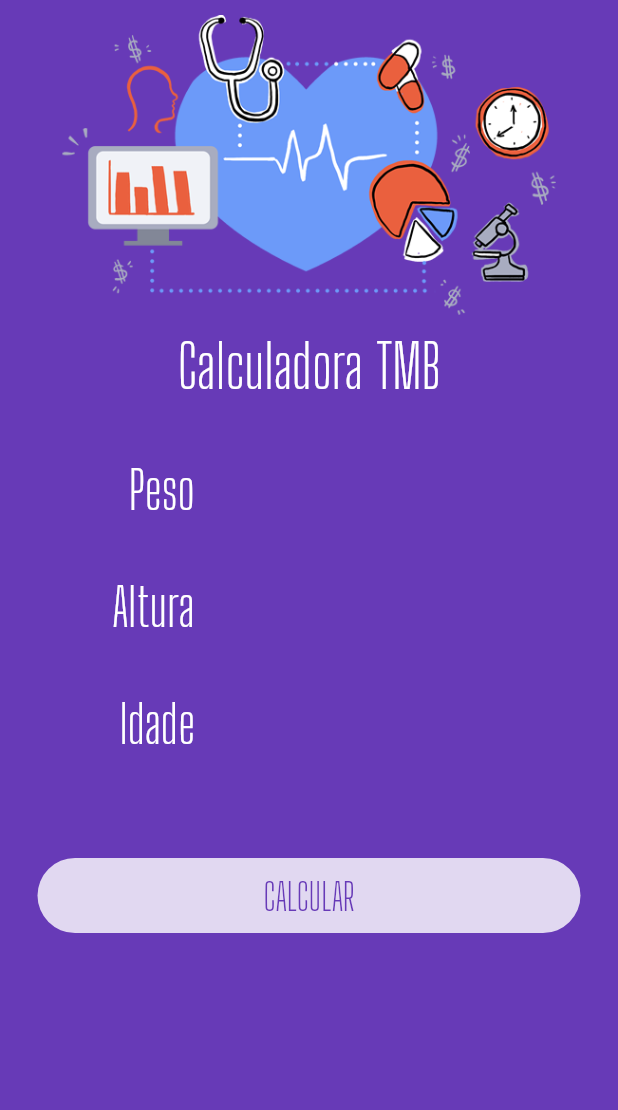
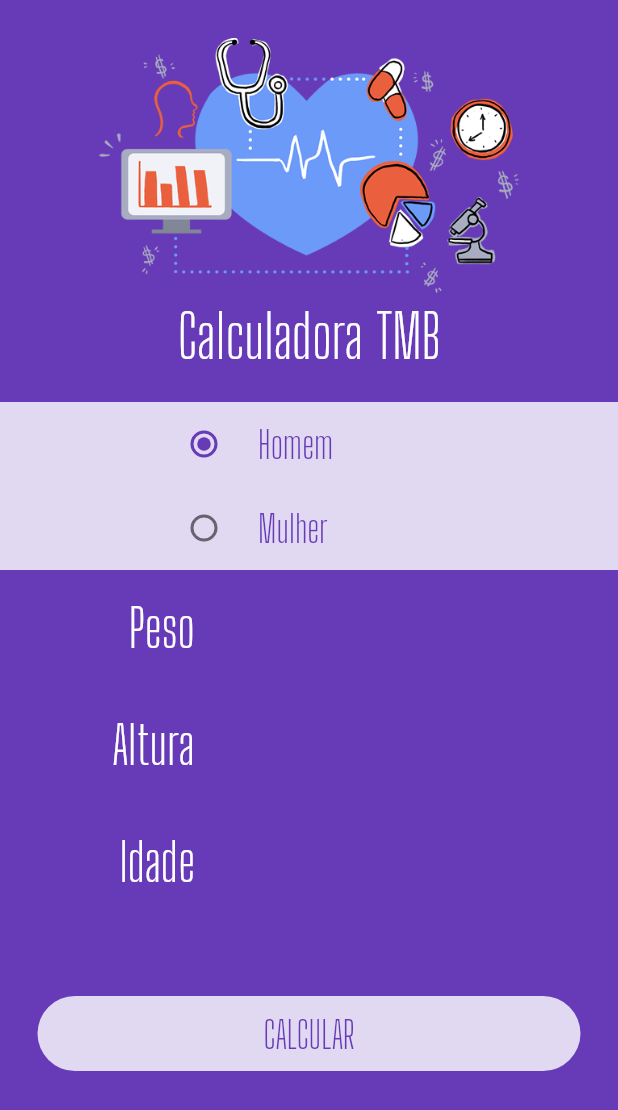
Before and after one commit to tabatasaantos/App_TMBCalc, a Flutter app: the screen it shows after launch, on a phone screen of 412 x 824 dp. Shown: the top 1110 px of the screen. Run offline on Flutter 3.47's test engine with Material 2 defaults, Android fonts, the phone set to English and light mode, and no system bars; our stand-ins replace flutter_masked_text.

Commit message:
Button Radio para diferenciar o calculo para homem e mulher e loading antes de mostrar o resultado adicionados.

```diff
--- a/lib/pages/home.page.dart
+++ b/lib/pages/home.page.dart
@@ -2,7 +2,8 @@ import 'package:app_tmbcalc/widgets/logo.widget.dart';
 import 'package:app_tmbcalc/widgets/submit-form.dart';
 import 'package:app_tmbcalc/widgets/success.widget.dart';
 import 'package:flutter/material.dart';
-import 'package:flutter_masked_text/flutter_masked_text.dart';
+
+enum EGenero { homem, mulher }
 
 class HomePage extends StatefulWidget {
   @override
@@ -10,14 +11,16 @@ class HomePage extends StatefulWidget {
 }
 
 class _HomePageState extends State<HomePage> {
+  EGenero _genero = EGenero.homem;
+  double resultado;
   Color _color = Colors.deepPurple;
   String result = "";
   var _alturaController = new TextEditingController();
   var _pesoController = new TextEditingController();
   var _idadeController = new TextEditingController();
-  var _busy = true;
+  var _busy = false;
   var _completed = false;
-  var _resultText = "Seu TMB";
+  var _resultText = "";
 
   @override
   Widget build(BuildContext context) {
@@ -29,17 +32,58 @@ class _HomePageState extends State<HomePage> {
           child: ListView(
             children: <Widget>[
               Logo(),
+              Container(
+                color: Colors.white.withOpacity(0.8),
+                child: Column(
+                  children: <Widget>[
+                    Container(
+                      margin: EdgeInsets.only(left: 100),
+                      child: RadioListTile<EGenero>(
+                        title: const Text('Homem',
+                            style: TextStyle(
+                                color: Colors.deepPurple,
+                                fontSize: 25,
+                                fontFamily: "Big Shoulders Display")),
+                        value: EGenero.homem,
+                        groupValue: _genero,
+                        onChanged: (EGenero value) {
+                          setState(() {
+                            _genero = value;
+                          });
+                        },
+                      ),
+                    ),
+                    Container(
+                      margin: EdgeInsets.only(left: 100),
+                      child: RadioListTile<EGenero>(
+                        title: const Text('Mulher',
+                            style: TextStyle(
+                                color: Colors.deepPurple,
+                                fontSize: 25,
+                                fontFamily: "Big Shoulders Display")),
+                        value: EGenero.mulher,
+                        groupValue: _genero,
+                        onChanged: (EGenero value) {
+                          setState(() {
+                            _genero = value;
+                          });
+                        },
+                      ),
+                    ),
+                  ],
+                ),
+              ),
               _completed
                   ? Success(
                       result: _resultText,
                       reset: reset,
                     )
                   : SubmitForm(
-                      submitFunc: calcular,
-                      busy: _busy,
                       alturaController: _alturaController,
                       idadeController: _idadeController,
                       pesoController: _pesoController,
+                      submitFunc: calcular,
+                      busy: _busy,
                     ),
             ],
           ),
@@ -47,10 +91,15 @@ class _HomePageState extends State<HomePage> {
   }
 
   Future calcular() {
+    // print(_sexo);
     double altura = double.tryParse(_alturaController.text);
     double peso = double.tryParse(_pesoController.text);
     int idade = int.tryParse(_idadeController.text);
-    double resultado = 66 + (13.8 * peso) + (5 * altura) - (6.8 * idade);
+    if (_genero.index == 0) {
+      resultado = 66 + (13.8 * peso) + (5 * altura) - (6.8 * idade);
+    } else if (_genero.index == 1) {
+      resultado = 655 + (9.6 * peso) + (1.8 * altura) - (4.7 * idade);
+    }
 
     setState(() {
       _color = Colors.deepPurpleAccent;
--- a/lib/widgets/input.widget.dart
+++ b/lib/widgets/input.widget.dart
@@ -30,6 +30,7 @@ class Input extends StatelessWidget {
           child: TextFormField(
             keyboardType: TextInputType.number,
             controller: ctrl,
+            cursorColor: Colors.cyan,
             style: TextStyle(
               color: Colors.white,
               fontSize: 45,
--- a/lib/widgets/logo.widget.dart
+++ b/lib/widgets/logo.widget.dart
@@ -4,12 +4,12 @@ class Logo extends StatelessWidget {
   @override
   Widget build(BuildContext context) {
     return Column(children: <Widget>[
-      SizedBox(height: 10),
+      SizedBox(height: 25),
       Image.asset(
         "assets/images/doctor.png",
-        height: 200,
+        height: 170,
       ),
-      SizedBox(height: 10),
+      SizedBox(height: 5),
       Text("Calculadora TMB",
           style: TextStyle(
               color: Colors.white,
--- a/lib/widgets/submit-form.dart
+++ b/lib/widgets/submit-form.dart
@@ -6,7 +6,6 @@ class SubmitForm extends StatelessWidget {
   var pesoController = new TextEditingController();
   var alturaController = new TextEditingController();
   var idadeController = new TextEditingController();
-
   var busy = false;
   Function submitFunc;
 
@@ -47,7 +46,7 @@ class SubmitForm extends StatelessWidget {
           height: 25,
         ),
         LoadingButton(
-          busy: false,
+          busy: busy,
           func: submitFunc,
           text: "CALCULAR",
           invert: false,
--- a/lib/widgets/success.widget.dart
+++ b/lib/widgets/success.widget.dart
@@ -1,5 +1,4 @@
 import 'package:flutter/material.dart';
-
 import 'loading-button.widget.dart';
 
 class Success extends StatelessWidget {
```
Also changed, not shown: lib/widgets/radio-widget.dart (added, +56 -0 lines).
